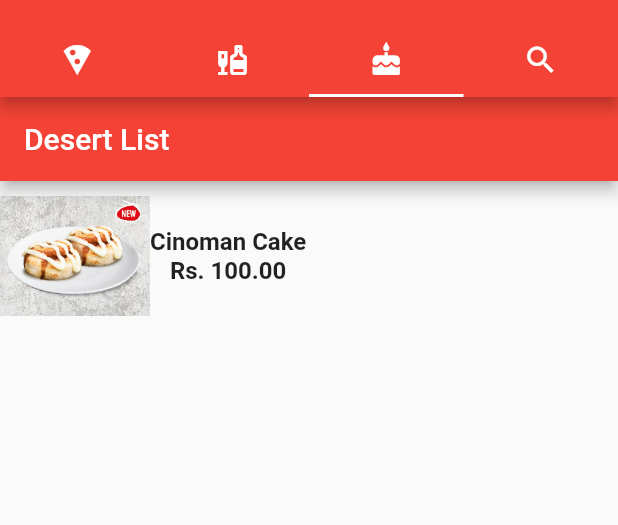
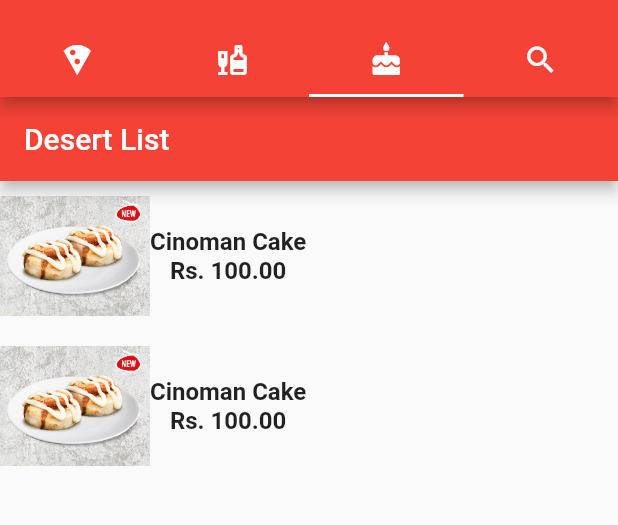
Before and after one commit to LakshanMaduranga/Pizza-Hut-mobile-application-, a Flutter app: the screen it shows after launch, tab 3 chosen, on a phone screen of 412 x 824 dp, the part 59-584 px from its top. Run offline on Flutter 3.47's test engine with Material 2 defaults, Android fonts, the phone set to English and light mode, and no system bars; our stand-ins replace device_preview.

Commit message:
2nd attempt testing

```diff
--- a/lib/DesertPage.dart
+++ b/lib/DesertPage.dart
@@ -36,8 +36,37 @@ class DesertList extends StatelessWidget {
                         ),
                       ],
                     ),
+
                   ],
                 ),
+              Row(
+                children: [
+                  Row(
+                    children:[ Image.asset("images/des1.jpg",width: 100,height: 100),
+                    ],
+                  ),
+
+                  Row(
+                    children: [
+                      Column(
+                        children: [
+                          Text(
+                            "Cinoman Cake",
+                            style: TextStyle(
+                                fontSize: 16, fontWeight: FontWeight.bold),
+                          ),
+                          Text(
+                            "Rs. 100.00",
+                            style: TextStyle(
+                                fontSize: 16, fontWeight: FontWeight.bold),
+                          ),
+                        ],
+                      ),
+                    ],
+                  ),
+
+                ],
+              ),
 
             ],//children
           ),
```
